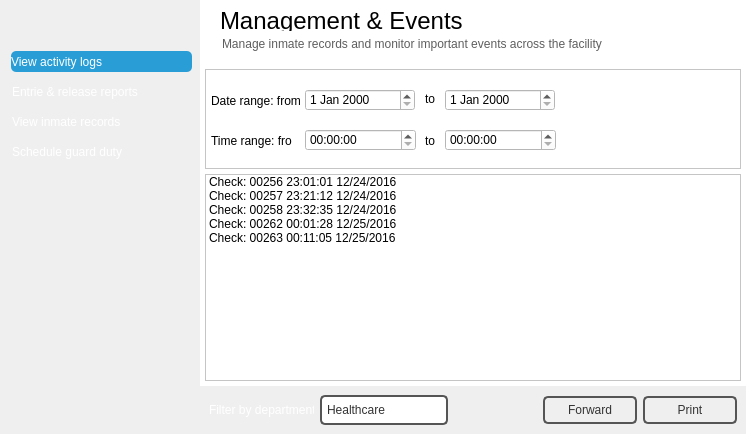
Qt form managementwindow.ui (NCNM/PMS_01) before a commit.
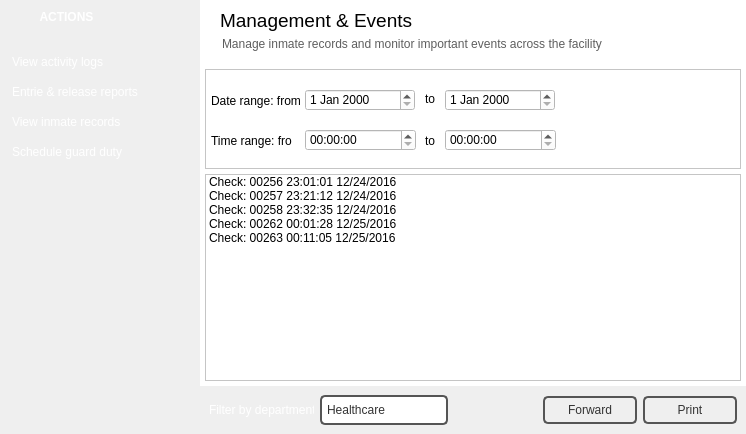
The same form after that commit. Icons and pictures are not drawn.

```diff
--- a/managementwindow.ui
+++ b/managementwindow.ui
@@ -143,8 +143,8 @@
      <widget class="QPushButton" name="pushButton_22">
       <property name="geometry">
        <rect>
-        <x>169</x>
-        <y>4</y>
+        <x>168</x>
+        <y>3</y>
         <width>28</width>
         <height>28</height>
        </rect>
@@ -228,8 +228,8 @@
      <widget class="QPushButton" name="pushButton_21">
       <property name="geometry">
        <rect>
-        <x>4</x>
-        <y>4</y>
+        <x>3</x>
+        <y>3</y>
         <width>28</width>
         <height>28</height>
        </rect>
@@ -304,10 +304,10 @@
        <string>View activity logs</string>
       </property>
       <property name="checkable">
-       <bool>true</bool>
+       <bool>false</bool>
       </property>
       <property name="checked">
-       <bool>true</bool>
+       <bool>false</bool>
       </property>
       <property name="flat">
        <bool>true</bool>
@@ -316,24 +316,27 @@
      <widget class="QPushButton" name="pushButton_20">
       <property name="geometry">
        <rect>
-        <x>0</x>
-        <y>0</y>
+        <x>-1</x>
+        <y>-1</y>
         <width>201</width>
         <height>36</height>
        </rect>
       </property>
       <property name="font">
        <font>
+        <family>Segoe UI</family>
+        <pointsize>9</pointsize>
         <weight>75</weight>
         <bold>true</bold>
        </font>
       </property>
       <property name="styleSheet">
        <string notr="true">background-image: url(:/images/sidebar_header.png);
+text-align:left;
 color: rgb(255, 255, 255);</string>
       </property>
       <property name="text">
-       <string/>
+       <string>            ACTIONS</string>
       </property>
       <property name="flat">
        <bool>true</bool>
@@ -432,7 +435,8 @@
             </property>
             <property name="font">
              <font>
-              <pointsize>18</pointsize>
+              <family>Segoe UI</family>
+              <pointsize>14</pointsize>
              </font>
             </property>
             <property name="text">
```
